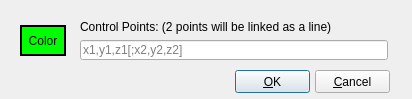
Before: the Qt Designer form FrmWork/hintdlg.ui in zhming0/Uranus, drawn with Qt 5.
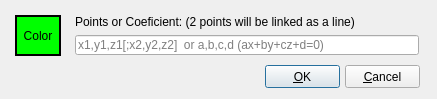
After: the same form once the commit is applied.

```diff
--- a/FrmWork/hintdlg.ui
+++ b/FrmWork/hintdlg.ui
@@ -6,7 +6,7 @@
    <rect>
     <x>0</x>
     <y>0</y>
-    <width>412</width>
+    <width>437</width>
     <height>99</height>
    </rect>
   </property>
@@ -22,10 +22,10 @@
   <widget class="QPushButton" name="colorBtn">
    <property name="geometry">
     <rect>
-     <x>20</x>
-     <y>25</y>
+     <x>15</x>
+     <y>15</y>
      <width>46</width>
-     <height>31</height>
+     <height>41</height>
     </rect>
    </property>
    <property name="styleSheet">
@@ -41,8 +41,8 @@
   <widget class="QPushButton" name="ok">
    <property name="geometry">
     <rect>
-     <x>235</x>
-     <y>70</y>
+     <x>265</x>
+     <y>65</y>
      <width>75</width>
      <height>23</height>
     </rect>
@@ -57,8 +57,8 @@
   <widget class="QPushButton" name="cancel">
    <property name="geometry">
     <rect>
-     <x>315</x>
-     <y>70</y>
+     <x>345</x>
+     <y>65</y>
      <width>75</width>
      <height>23</height>
     </rect>
@@ -70,12 +70,12 @@
     <bool>false</bool>
    </property>
   </widget>
-  <widget class="QWidget" name="">
+  <widget class="QWidget" name="layoutWidget">
    <property name="geometry">
     <rect>
-     <x>80</x>
-     <y>20</y>
-     <width>308</width>
+     <x>75</x>
+     <y>15</y>
+     <width>344</width>
      <height>40</height>
     </rect>
    </property>
@@ -83,7 +83,7 @@
     <item row="0" column="0">
      <widget class="QLabel" name="label">
       <property name="text">
-       <string>Control Points: (2 points will be linked as a line)</string>
+       <string>Points or Coeficient: (2 points will be linked as a line)</string>
       </property>
      </widget>
     </item>
@@ -93,7 +93,7 @@
        <string/>
       </property>
       <property name="placeholderText">
-       <string>x1,y1,z1[;x2,y2,z2]</string>
+       <string>x1,y1,z1[;x2,y2,z2]  or a,b,c,d (ax+by+cz+d=0)</string>
       </property>
      </widget>
     </item>
```
